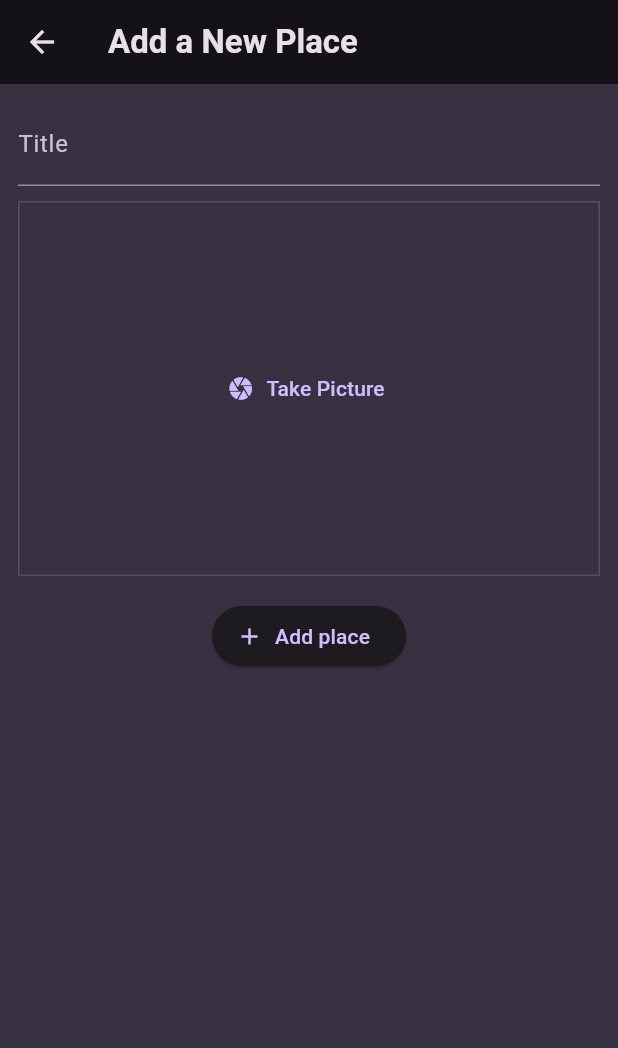
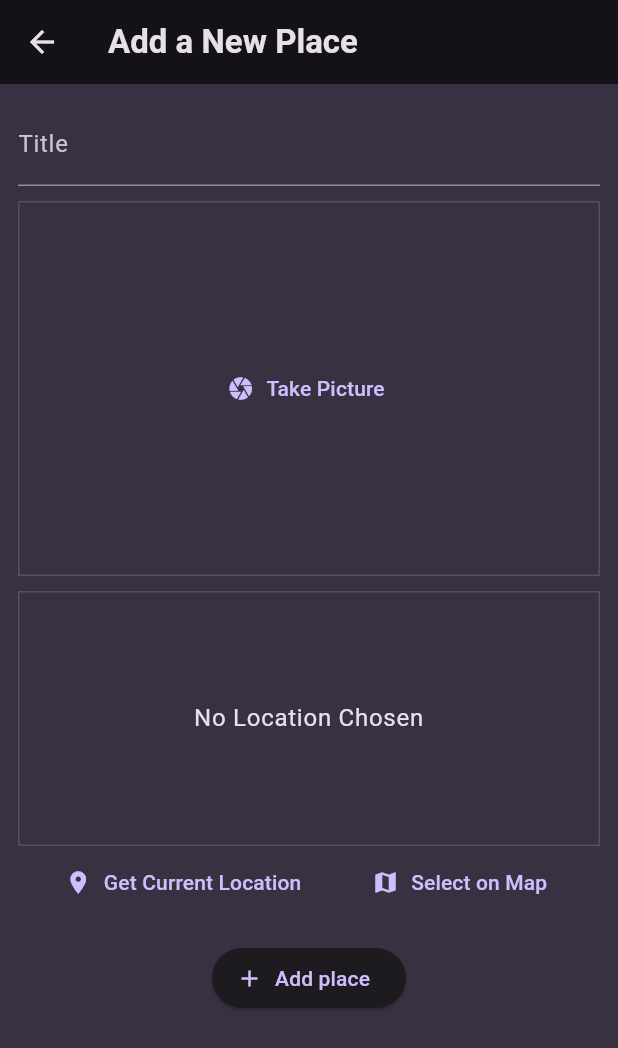
Before and after one commit to dani-edo/favorite_places, a Flutter app: the AddPlaceScreen screen opened directly, on a phone screen of 412 x 824 dp. Shown: the top 1048 px of the screen. Run offline on Flutter 3.47's test engine with Material 3 defaults, Android fonts, the phone set to English and light mode, and no system bars; our stand-ins replace flutter_riverpod, google_fonts, image_picker.

Commit message:
feat: pub get location and LocationInput widget

```diff
--- a/lib/screens/add_place.dart
+++ b/lib/screens/add_place.dart
@@ -2,6 +2,7 @@ import 'dart:io';
 
 import 'package:favorite_places/providers/user_places.dart';
 import 'package:favorite_places/widgets/image_input.dart';
+import 'package:favorite_places/widgets/location_input.dart';
 import 'package:flutter/material.dart';
 import 'package:flutter_riverpod/flutter_riverpod.dart';
 
@@ -59,6 +60,8 @@ class _AddPlaceScreenState extends ConsumerState<AddPlaceScreen> {
                 _selectedImage = image;
               },
             ),
+            const SizedBox(height: 10),
+            const LocationInput(),
             const SizedBox(height: 16),
             ElevatedButton.icon(
               onPressed: _savePlace,
--- /dev/null
+++ b/lib/widgets/location_input.dart
@@ -0,0 +1,51 @@
+import 'package:flutter/material.dart';
+
+class LocationInput extends StatefulWidget {
+  const LocationInput({Key? key}) : super(key: key);
+
+  @override
+  _LocationInputState createState() => _LocationInputState();
+}
+
+class _LocationInputState extends State<LocationInput> {
+  @override
+  Widget build(BuildContext context) {
+    return Column(
+      children: [
+        Container(
+          alignment: Alignment.center,
+          height: 170,
+          width: double.infinity,
+          decoration: BoxDecoration(
+            border: Border.all(
+              width: 1,
+              color: Theme.of(context).colorScheme.primary.withOpacity(0.2),
+            ),
+          ),
+          child: Text(
+            'No Location Chosen',
+            textAlign: TextAlign.center,
+            style: Theme.of(context).textTheme.bodyLarge!.copyWith(
+                  color: Theme.of(context).colorScheme.onSurface,
+                ),
+          ),
+        ),
+        Row(
+          mainAxisAlignment: MainAxisAlignment.spaceEvenly,
+          children: [
+            TextButton.icon(
+              onPressed: () {},
+              label: const Text('Get Current Location'),
+              icon: const Icon(Icons.location_on),
+            ),
+            TextButton.icon(
+              onPressed: () {},
+              label: const Text('Select on Map'),
+              icon: const Icon(Icons.map),
+            ),
+          ],
+        ),
+      ],
+    );
+  }
+}
--- a/pubspec.yaml
+++ b/pubspec.yaml
@@ -40,6 +40,7 @@ dependencies:
   win32: ^5.5.4
   flutter_riverpod: ^2.5.1
   image_picker: ^1.1.2
+  location: ^6.0.2
 
 dev_dependencies:
   flutter_test:
```
Also changed, not shown: pubspec.lock, 3 other files.
